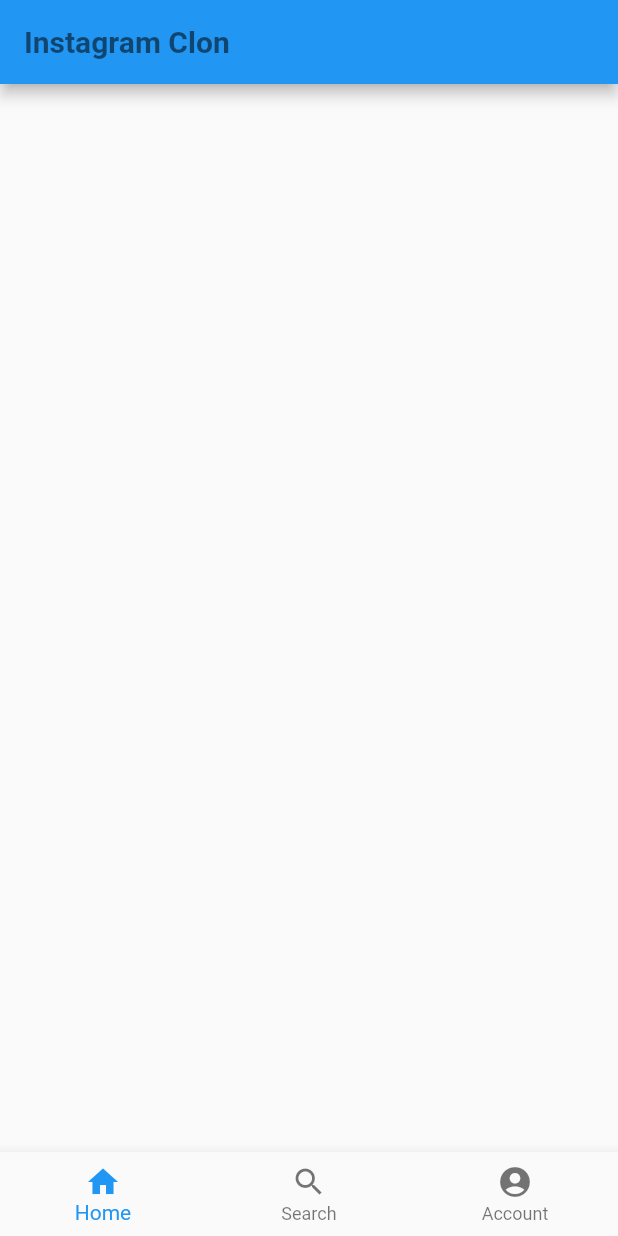
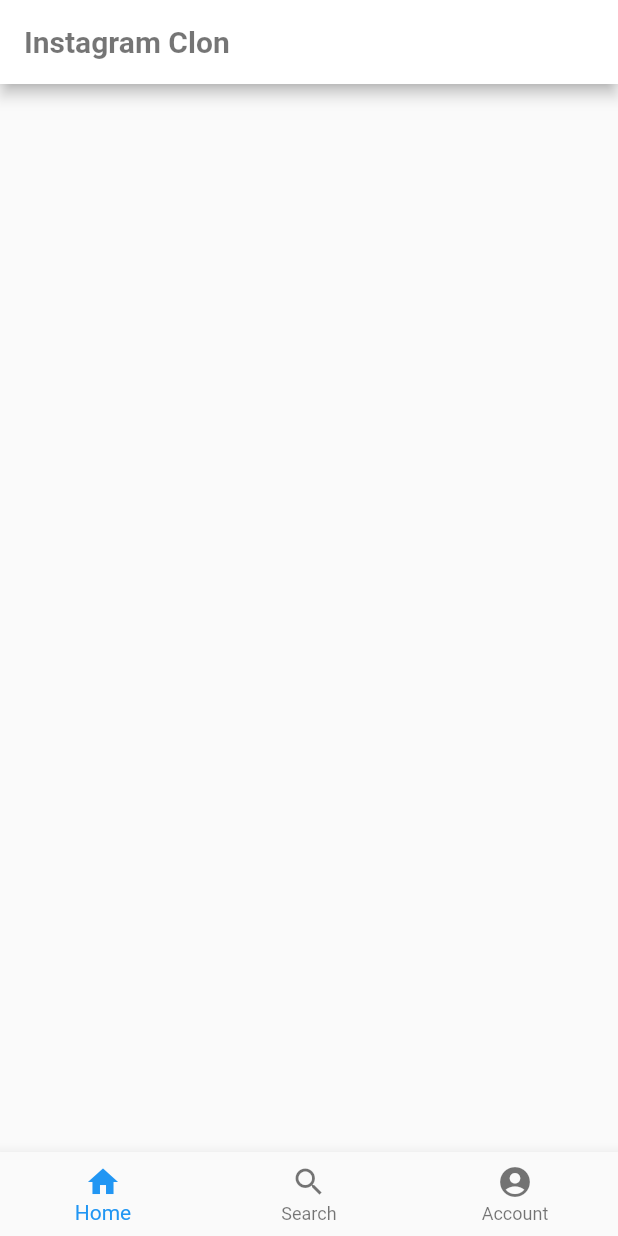
Before and after one commit to Jungtae-Lee/Flutter_basic, a Flutter app: the screen it shows after launch, on a phone screen of 412 x 824 dp. Run offline on Flutter 3.47's test engine with Material 2 defaults, Android fonts, the phone set to English and light mode, and no system bars.

```diff
--- a/lib/main.dart
+++ b/lib/main.dart
@@ -8,9 +8,7 @@ class MyApp extends StatelessWidget {
   Widget build(BuildContext context) {
     return MaterialApp(
       title: 'Flutter Demo',
-      theme: ThemeData(
-        primarySwatch: Colors.blue,
-      ),
+      theme: ThemeData(primarySwatch: Colors.blue, primaryColor: Colors.white, accentColor: Colors.black),
       home: RootPage(),
     );
   }
```
Also changed, not shown: 1 other file.
